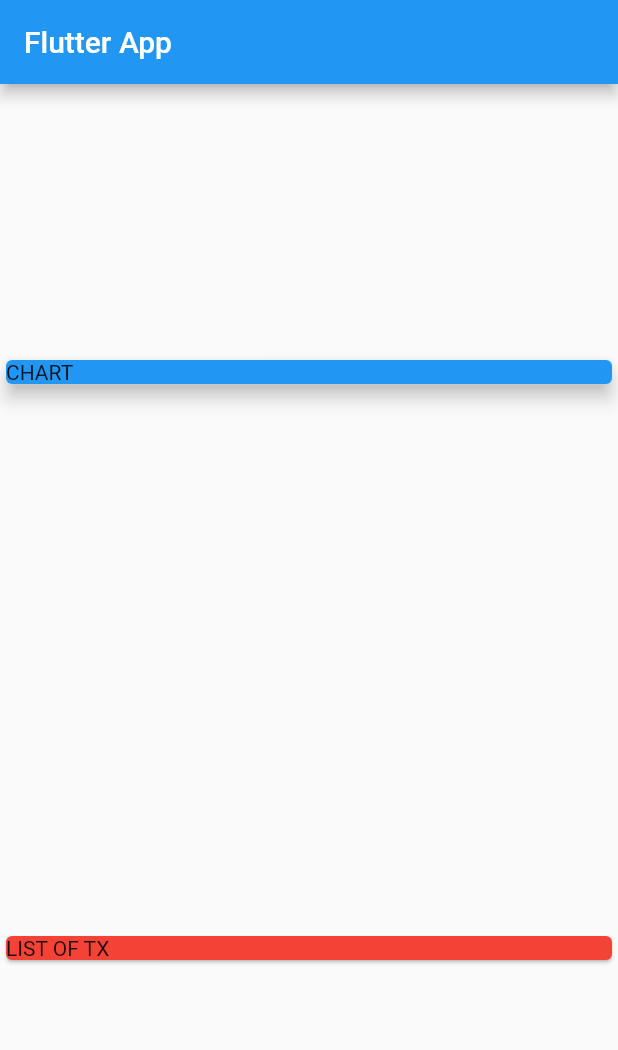
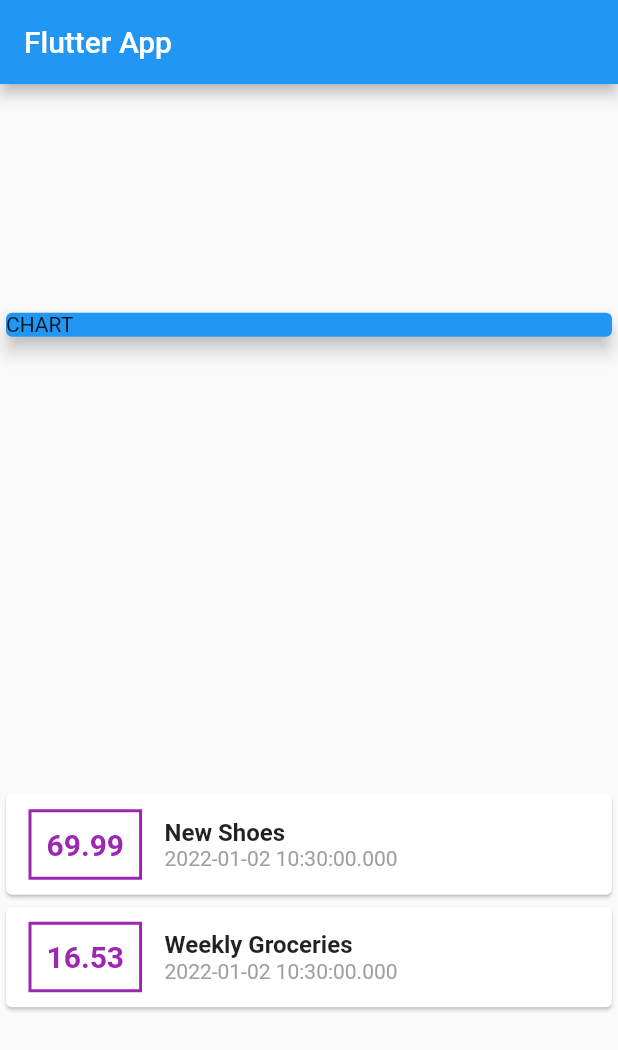
Before and after one commit to cjohnson/expensesapp, a Flutter app: the screen it shows after launch, on a phone screen of 412 x 824 dp. Shown: the top 1050 px of the screen. Run offline on Flutter 3.47's test engine with Material 2 defaults, Android fonts, the phone set to English and light mode, and no system bars.

Commit message:
Add card styling for transactionas

```diff
--- a/lib/main.dart
+++ b/lib/main.dart
@@ -1,4 +1,5 @@
 import 'package:flutter/material.dart';
+import './transaction.dart';
 
 void main() {
   runApp(const MyApp());
@@ -20,6 +21,19 @@ class MyApp extends StatelessWidget {
 }
 
 class MyHomePage extends StatelessWidget {
+  final List<Transaction> transactions = [
+    Transaction(
+        id: 't1',
+        title: 'New Shoes',
+        amount: 69.99,
+        date: DateTime.now()),
+    Transaction(
+        id: 't2',
+        title: 'Weekly Groceries',
+        amount: 16.53,
+        date: DateTime.now())
+  ];
+
   @override
   Widget build(BuildContext context) {
     return Scaffold(
@@ -38,12 +52,37 @@ class MyHomePage extends StatelessWidget {
               elevation: 5,
             ),
           ),
-         Card(
-           color: Colors.red,
-           child: Text('LIST OF TX')
+          Column(children: transactions.map((tx) {
+            return Card(child: Row(children: [
+              Container(
+                margin: EdgeInsets.symmetric(vertical: 10, horizontal: 15),
+                decoration: BoxDecoration(
+                  border: Border.all(color: Colors.purple, width: 2)
+                ),
+                padding: EdgeInsets.all(10),
+                child: Text(
+                  tx.amount.toString(),
+                  style: TextStyle(
+                    fontWeight: FontWeight.bold,
+                    fontSize: 20,
+                    color: Colors.purple,
+                  ),
+                ),
+              ),
+              Column(
+                crossAxisAlignment: CrossAxisAlignment.start,
+                children: [
+                  Text(tx.title,
+                    style: TextStyle(fontSize: 16, fontWeight: FontWeight.bold),
+                  ),
+                  Text(tx.date.toString(),
+                    style: TextStyle(color: Colors.grey),
                   )
                 ],
               )
-    );
+            ],),);
+          }).toList(),),
+        ],
+      ));
   }
 }
--- /dev/null
+++ b/lib/transaction.dart
@@ -0,0 +1,12 @@
+class Transaction {
+  final String id;
+  final String title;
+  final double amount;
+  final DateTime date;
+
+  Transaction(
+      {required this.id,
+      required this.title,
+      required this.amount,
+      required this.date});
+}
```
Also changed, not shown: 1 other file. Lines whose indentation alone changed are shown as unchanged.
